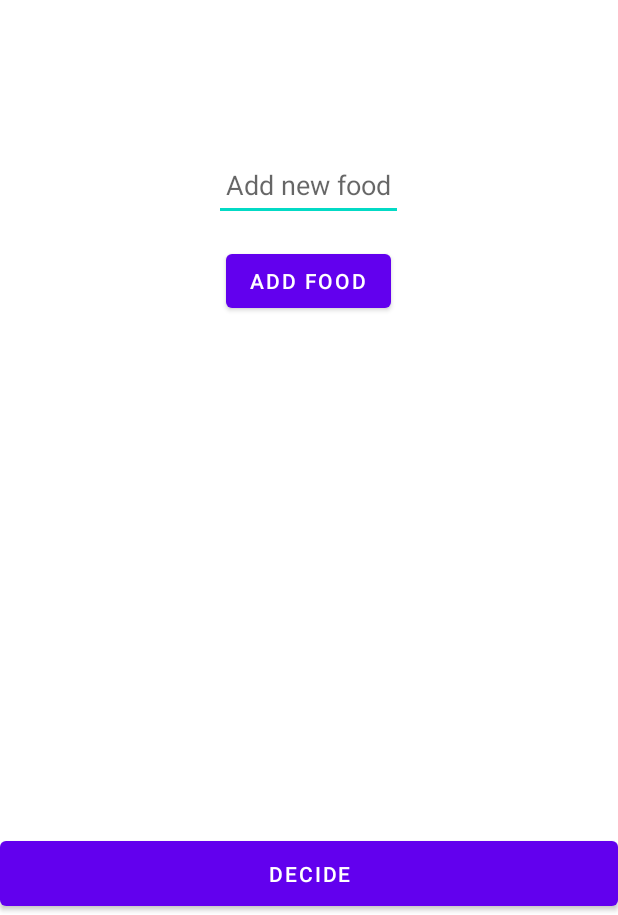
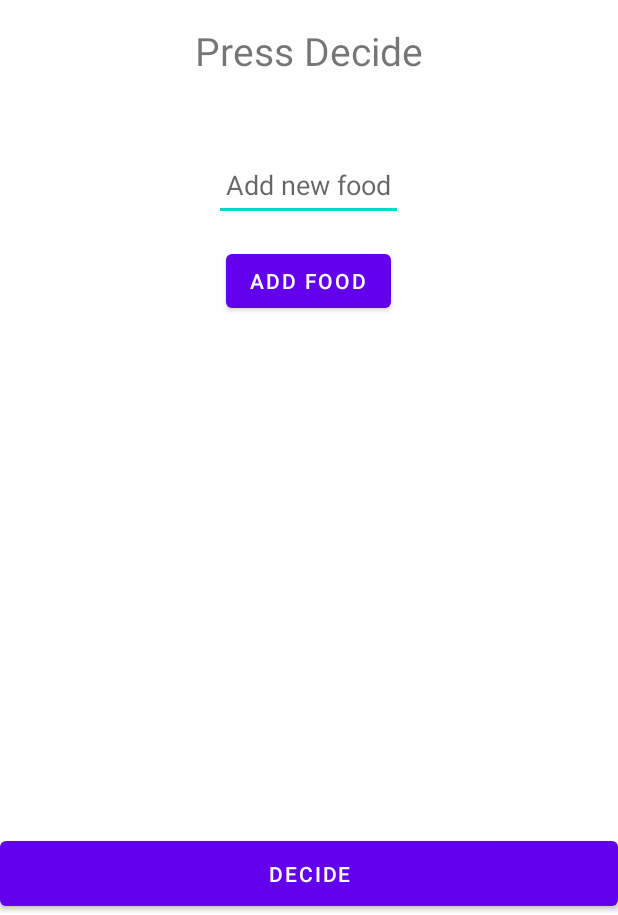
Before and after one commit to sujan-lama/MAD-Assignments, an Android app: the screen it shows after launch (MainActivity), on a phone screen of 412 x 824 dp, the part 321-1236 px from its top. Run offline under Robolectric (Android 15) with nearby library versions, the phone set to English and light mode, and no system bars.

Commit message:
added screenshots

```diff
--- a/app/src/main/res/layout/activity_main.xml
+++ b/app/src/main/res/layout/activity_main.xml
@@ -20,7 +20,7 @@
         android:layout_height="wrap_content"
         android:layout_marginTop="16dp"
         android:textSize="26sp"
-        tools:text="HamBurger" />
+        android:text="Press Decide" />
 
 
     <EditText
```
Also changed, not shown: 3 other files.
